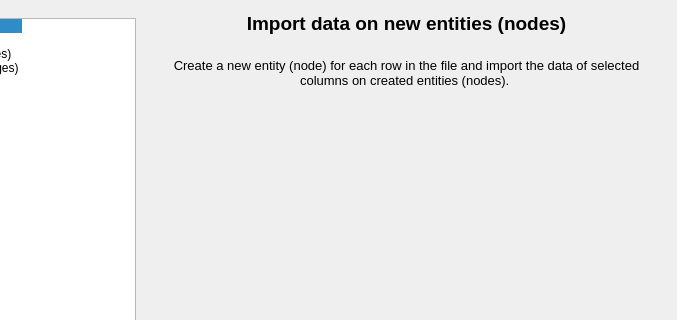
jalamao/tulip-1, file library/tulip-qt/designer/CSVGraphMappingConfigurationWidget.ui: the form before one commit; both pictures show x 123 to 800 and y 0 to 320 of the 800 by 515 pixel window.
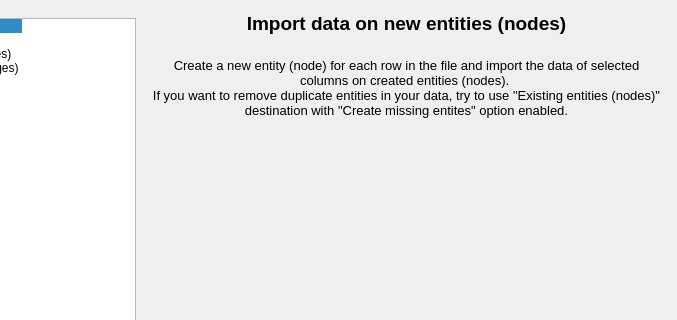
The form after the commit. Custom widgets are drawn as their Qt base class.

Patch:
```diff
--- a/library/tulip-qt/designer/CSVGraphMappingConfigurationWidget.ui
+++ b/library/tulip-qt/designer/CSVGraphMappingConfigurationWidget.ui
@@ -119,10 +119,11 @@
             <string>&lt;!DOCTYPE HTML PUBLIC &quot;-//W3C//DTD HTML 4.0//EN&quot; &quot;http://www.w3.org/TR/REC-html40/strict.dtd&quot;&gt;
 &lt;html&gt;&lt;head&gt;&lt;meta name=&quot;qrichtext&quot; content=&quot;1&quot; /&gt;&lt;style type=&quot;text/css&quot;&gt;
 p, li { white-space: pre-wrap; }
-&lt;/style&gt;&lt;/head&gt;&lt;body style=&quot; font-family:'MS Shell Dlg 2'; font-size:8.25pt; font-weight:400; font-style:normal;&quot;&gt;
-&lt;p align=&quot;center&quot; style=&quot; margin-top:0px; margin-bottom:0px; margin-left:0px; margin-right:0px; -qt-block-indent:0; text-indent:0px;&quot;&gt;&lt;span style=&quot; font-size:14pt; font-weight:600;&quot;&gt;Import data on new entities (nodes)&lt;/span&gt;&lt;/p&gt;
-&lt;p style=&quot;-qt-paragraph-type:empty; margin-top:0px; margin-bottom:0px; margin-left:0px; margin-right:0px; -qt-block-indent:0; text-indent:0px; font-size:14pt; font-weight:600;&quot;&gt;&lt;/p&gt;
-&lt;p align=&quot;center&quot; style=&quot; margin-top:0px; margin-bottom:0px; margin-left:0px; margin-right:0px; -qt-block-indent:0; text-indent:0px;&quot;&gt;&lt;span style=&quot; font-size:10pt;&quot;&gt;Create a new entity (node) for each row in the file and import the data of selected columns on created entities (nodes). &lt;/span&gt;&lt;/p&gt;&lt;/body&gt;&lt;/html&gt;</string>
+&lt;/style&gt;&lt;/head&gt;&lt;body style=&quot; font-family:'Ubuntu'; font-size:11pt; font-weight:400; font-style:normal;&quot;&gt;
+&lt;p align=&quot;center&quot; style=&quot; margin-top:0px; margin-bottom:0px; margin-left:0px; margin-right:0px; -qt-block-indent:0; text-indent:0px;&quot;&gt;&lt;span style=&quot; font-family:'MS Shell Dlg 2'; font-size:14pt; font-weight:600;&quot;&gt;Import data on new entities (nodes)&lt;/span&gt;&lt;/p&gt;
+&lt;p style=&quot;-qt-paragraph-type:empty; margin-top:0px; margin-bottom:0px; margin-left:0px; margin-right:0px; -qt-block-indent:0; text-indent:0px; font-family:'MS Shell Dlg 2'; font-size:14pt; font-weight:600;&quot;&gt;&lt;/p&gt;
+&lt;p align=&quot;center&quot; style=&quot; margin-top:0px; margin-bottom:0px; margin-left:0px; margin-right:0px; -qt-block-indent:0; text-indent:0px;&quot;&gt;&lt;span style=&quot; font-family:'MS Shell Dlg 2'; font-size:10pt;&quot;&gt;Create a new entity (node) for each row in the file and import the data of selected columns on created entities (nodes). &lt;/span&gt;&lt;/p&gt;
+&lt;p align=&quot;center&quot; style=&quot; margin-top:0px; margin-bottom:0px; margin-left:0px; margin-right:0px; -qt-block-indent:0; text-indent:0px;&quot;&gt;&lt;span style=&quot; font-family:'MS Shell Dlg 2'; font-size:10pt;&quot;&gt;If you want to remove duplicate entities in your data, try to use &amp;quot;Existing entities (nodes)&amp;quot; destination with &amp;quot;Create missing entites&amp;quot; option enabled.&lt;/span&gt;&lt;/p&gt;&lt;/body&gt;&lt;/html&gt;</string>
            </property>
            <property name="wordWrap">
             <bool>true</bool>
```
